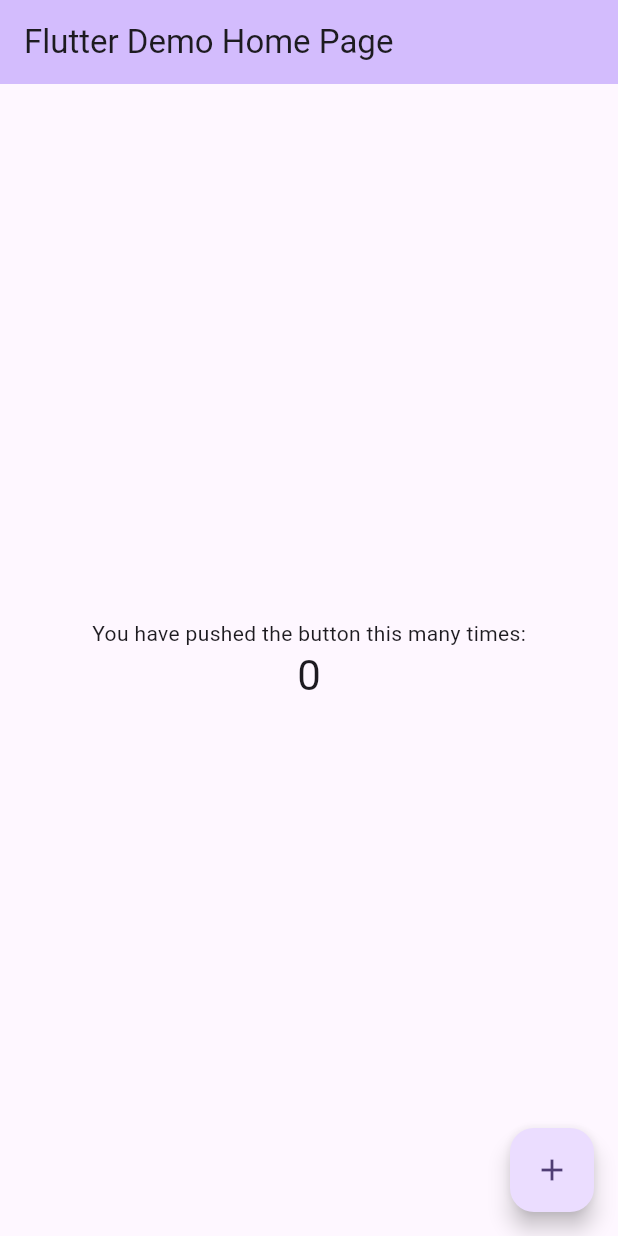
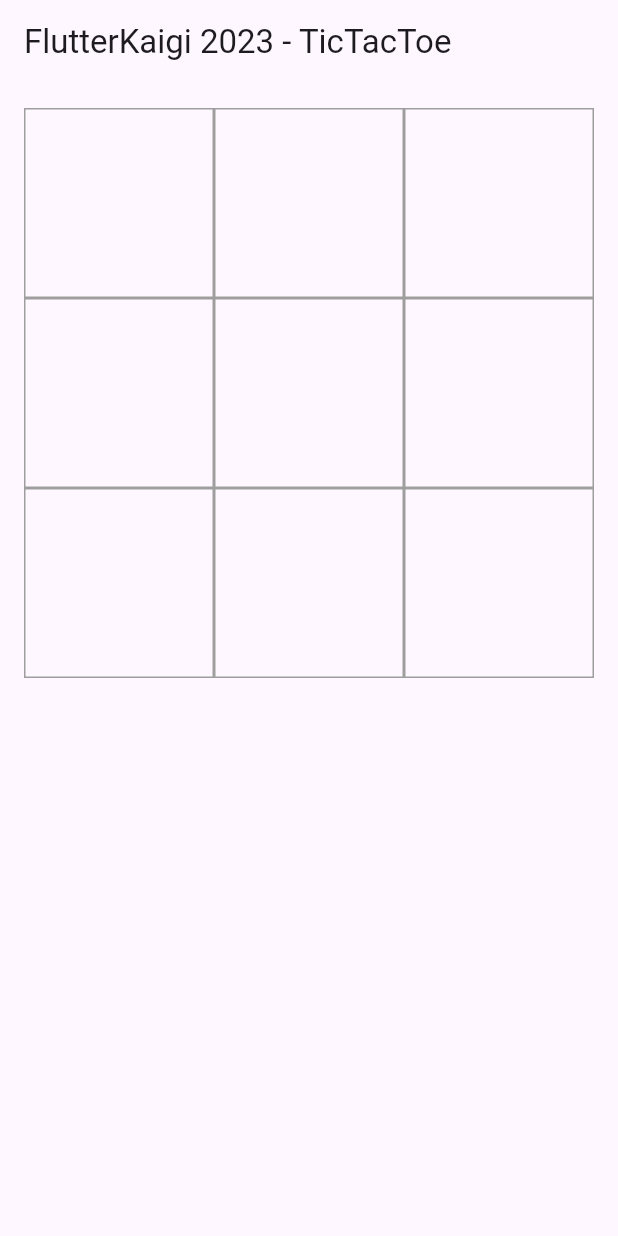
Before and after one commit to take-2405/flutter_kaigi_2023_handsonson, a Flutter app: the screen it shows after launch, on a phone screen of 412 x 824 dp. Run offline on Flutter 3.47's test engine with Material 2 defaults, Android fonts, the light colour scheme and no system bars.

Commit message:
add boart view

```diff
--- a/lib/main.dart
+++ b/lib/main.dart
@@ -1,4 +1,5 @@
 import 'package:flutter/material.dart';
+import 'package:flutter_kaigi_2023_handsonson/view/board.dart';
 
 void main() {
   runApp(const MyApp());
@@ -7,119 +8,22 @@ void main() {
 class MyApp extends StatelessWidget {
   const MyApp({super.key});
 
-  // This widget is the root of your application.
   @override
   Widget build(BuildContext context) {
     return MaterialApp(
-      title: 'Flutter Demo',
+      title: 'FlutterKaigi 2023 - TicTacToe', //【タイトル差替】アプリ説明のタイトル
       theme: ThemeData(
-        // This is the theme of your application.
-        //
-        // TRY THIS: Try running your application with "flutter run". You'll see
-        // the application has a blue toolbar. Then, without quitting the app,
-        // try changing the seedColor in the colorScheme below to Colors.green
-        // and then invoke "hot reload" (save your changes or press the "hot
-        // reload" button in a Flutter-supported IDE, or press "r" if you used
-        // the command line to start the app).
-        //
-        // Notice that the counter didn't reset back to zero; the application
-        // state is not lost during the reload. To reset the state, use hot
-        // restart instead.
-        //
-        // This works for code too, not just values: Most code changes can be
-        // tested with just a hot reload.
         colorScheme: ColorScheme.fromSeed(seedColor: Colors.deepPurple),
         useMaterial3: true,
       ),
-      home: const MyHomePage(title: 'Flutter Demo Home Page'),
+      darkTheme: ThemeData.dark(), //【新規追加】
+      home: Scaffold(
+        appBar: AppBar(
+          //【新規追加】アプリバー
+          title: const Text('FlutterKaigi 2023 - TicTacToe'), //【新規追加】アプリのタイトル
+        ),
+        body: const Board(),
+      ),
     );
   }
 }
-
-class MyHomePage extends StatefulWidget {
-  const MyHomePage({super.key, required this.title});
-
-  // This widget is the home page of your application. It is stateful, meaning
-  // that it has a State object (defined below) that contains fields that affect
-  // how it looks.
-
-  // This class is the configuration for the state. It holds the values (in this
-  // case the title) provided by the parent (in this case the App widget) and
-  // used by the build method of the State. Fields in a Widget subclass are
-  // always marked "final".
-
-  final String title;
-
-  @override
-  State<MyHomePage> createState() => _MyHomePageState();
-}
-
-class _MyHomePageState extends State<MyHomePage> {
-  int _counter = 0;
-
-  void _incrementCounter() {
-    setState(() {
-      // This call to setState tells the Flutter framework that something has
-      // changed in this State, which causes it to rerun the build method below
-      // so that the display can reflect the updated values. If we changed
-      // _counter without calling setState(), then the build method would not be
-      // called again, and so nothing would appear to happen.
-      _counter++;
-    });
-  }
-
-  @override
-  Widget build(BuildContext context) {
-    // This method is rerun every time setState is called, for instance as done
-    // by the _incrementCounter method above.
-    //
-    // The Flutter framework has been optimized to make rerunning build methods
-    // fast, so that you can just rebuild anything that needs updating rather
-    // than having to individually change instances of widgets.
-    return Scaffold(
-      appBar: AppBar(
-        // TRY THIS: Try changing the color here to a specific color (to
-        // Colors.amber, perhaps?) and trigger a hot reload to see the AppBar
-        // change color while the other colors stay the same.
-        backgroundColor: Theme.of(context).colorScheme.inversePrimary,
-        // Here we take the value from the MyHomePage object that was created by
-        // the App.build method, and use it to set our appbar title.
-        title: Text(widget.title),
-      ),
-      body: Center(
-        // Center is a layout widget. It takes a single child and positions it
-        // in the middle of the parent.
-        child: Column(
-          // Column is also a layout widget. It takes a list of children and
-          // arranges them vertically. By default, it sizes itself to fit its
-          // children horizontally, and tries to be as tall as its parent.
-          //
-          // Column has various properties to control how it sizes itself and
-          // how it positions its children. Here we use mainAxisAlignment to
-          // center the children vertically; the main axis here is the vertical
-          // axis because Columns are vertical (the cross axis would be
-          // horizontal).
-          //
-          // TRY THIS: Invoke "debug painting" (choose the "Toggle Debug Paint"
-          // action in the IDE, or press "p" in the console), to see the
-          // wireframe for each widget.
-          mainAxisAlignment: MainAxisAlignment.center,
-          children: <Widget>[
-            const Text(
-              'You have pushed the button this many times:',
-            ),
-            Text(
-              '$_counter',
-              style: Theme.of(context).textTheme.headlineMedium,
-            ),
-          ],
-        ),
-      ),
-      floatingActionButton: FloatingActionButton(
-        onPressed: _incrementCounter,
-        tooltip: 'Increment',
-        child: const Icon(Icons.add),
-      ), // This trailing comma makes auto-formatting nicer for build methods.
-    );
-  }
-}
--- /dev/null
+++ b/lib/view/board.dart
@@ -0,0 +1,66 @@
+import 'package:flutter/material.dart';
+import 'package:flutter_kaigi_2023_handsonson/model/tic_tac_toe.dart';
+
+class Board extends StatefulWidget {
+  const Board({Key? key}) : super(key: key);
+
+  @override
+  State<StatefulWidget> createState() {
+    return _BoardState();
+  }
+}
+
+class _BoardState extends State<Board> {
+  //【新規追加】ゲーム進行状態の初期値
+  TicTacToe ticTacToe = TicTacToe.start(playerX: 'Dash', playerO: 'Sparky');
+
+  @override
+  Widget build(BuildContext context) {
+    //【差替】コンテンツを列方向(縦並び)に配置する Column を Padding でラップ（ここから）
+    return Padding(
+      padding: const EdgeInsets.all(16),
+      child: Column(
+        children: [
+          GridView.builder(
+            shrinkWrap: true,
+            gridDelegate: const SliverGridDelegateWithFixedCrossAxisCount(
+              crossAxisCount: 3, //横方向のマス個数（３個）
+            ),
+            itemCount: 9, //縦横のマス個数（３×３）
+            itemBuilder: (context, index) {
+              //【新規追加】（ここから）
+              final row = index ~/ 3;
+              final col = index % 3;
+              final mark =
+                  ticTacToe.board[row][col]; //ゲーム進捗状態から、マス目に対応する○×マークを取得
+              return GestureDetector(
+                onTap: () {
+                  setState(() {
+                    final winner = ticTacToe.getWinner();
+                    if (mark.isEmpty && winner.isEmpty) {
+                      ticTacToe = ticTacToe.placeMark(row, col);
+                    }
+                  });
+                },
+                child: Container(
+                  //マス目の縦横罫線をGrayで描画
+                  decoration: BoxDecoration(
+                    border: Border.all(color: Colors.grey),
+                  ),
+                  child: Center(
+                    //マス目の ○×マーク（もしくは空欄）を描画
+                    child: Text(
+                      mark,
+                      style: const TextStyle(fontSize: 32),
+                    ),
+                  ),
+                ),
+              );
+            },
+          ),
+        ],
+      ),
+    );
+    //【差替】コンテンツを列方向(縦並び)に配置する Column を Padding でラップ（ここまで）
+  }
+}
```
